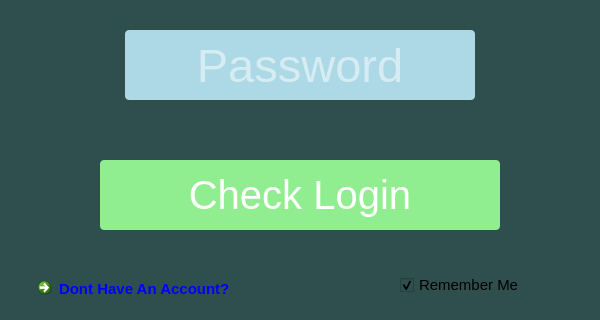
Old version of the form qt/ui/login.ui in the repository jparker2006/Contacts; both pictures show x 0 to 600 and y 230 to 550 of the 600 by 550 pixel window.
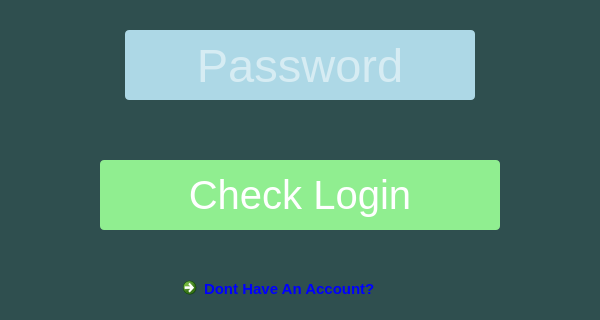
New version of the form.

```diff
--- a/qt/ui/login.ui
+++ b/qt/ui/login.ui
@@ -32,7 +32,7 @@
    <widget class="QCommandLinkButton" name="signup">
     <property name="geometry">
      <rect>
-      <x>30</x>
+      <x>175</x>
       <y>500</y>
       <width>250</width>
       <height>30</height>
@@ -53,27 +53,6 @@
      <string>Dont Have An Account?</string>
     </property>
    </widget>
-   <widget class="QCheckBox" name="remember">
-    <property name="geometry">
-     <rect>
-      <x>400</x>
-      <y>500</y>
-      <width>135</width>
-      <height>30</height>
-     </rect>
-    </property>
-    <property name="font">
-     <font>
-      <pointsize>11</pointsize>
-     </font>
-    </property>
-    <property name="text">
-     <string>Remember Me</string>
-    </property>
-    <property name="checked">
-     <bool>true</bool>
-    </property>
-   </widget>
    <widget class="QLabel" name="label">
     <property name="geometry">
      <rect>
```
Left out of the diff: 1 changed line with no effect on the pictures.
